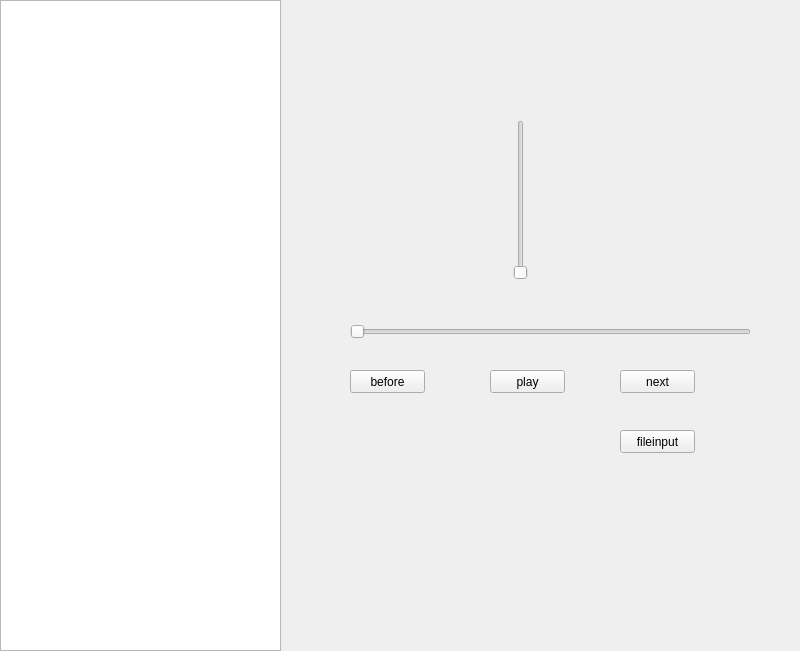
Above: pyui.ui from HIbian/MyMusicPlayer before the change. Below: the same form after it.
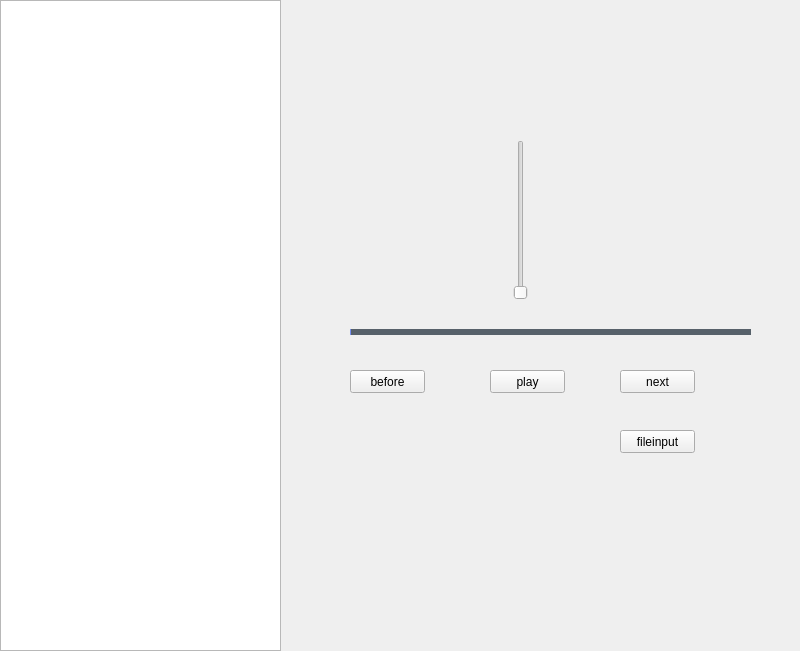
That is the form after the change. Icons and pictures are not drawn.

Diff of the .ui file:
```diff
--- a/pyui.ui
+++ b/pyui.ui
@@ -46,6 +46,31 @@
       <height>20</height>
      </rect>
     </property>
+    <property name="styleSheet">
+     <string notr="true">
+     QSlider::add-page:Horizontal
+     {     
+        background-color: rgb(87, 97, 106);
+        height:4px;
+     }
+     QSlider::sub-page:Horizontal 
+    {
+        background-color:qlineargradient(spread:pad, x1:0, y1:0, x2:1, y2:0, stop:0 rgba(231,80,229, 255), stop:1 rgba(7,208,255, 255));
+        height:4px;
+     }
+    QSlider::groove:Horizontal 
+    {
+        background:transparent;
+        height:6px;
+    }
+    QSlider::handle:Horizontal 
+    {
+        height: 30px;
+        width:8px;
+        border-image: url(:/resource/1.png);
+        margin: -8 0px; 
+    }</string>
+    </property>
     <property name="value">
      <number>0</number>
     </property>
@@ -102,11 +127,14 @@
     <property name="geometry">
      <rect>
       <x>510</x>
-      <y>120</y>
+      <y>140</y>
       <width>22</width>
       <height>160</height>
      </rect>
     </property>
+    <property name="styleSheet">
+     <string notr="true"/>
+    </property>
     <property name="orientation">
      <enum>Qt::Vertical</enum>
     </property>
```
Left out of the diff: 9 changed lines with no effect on the pictures.
